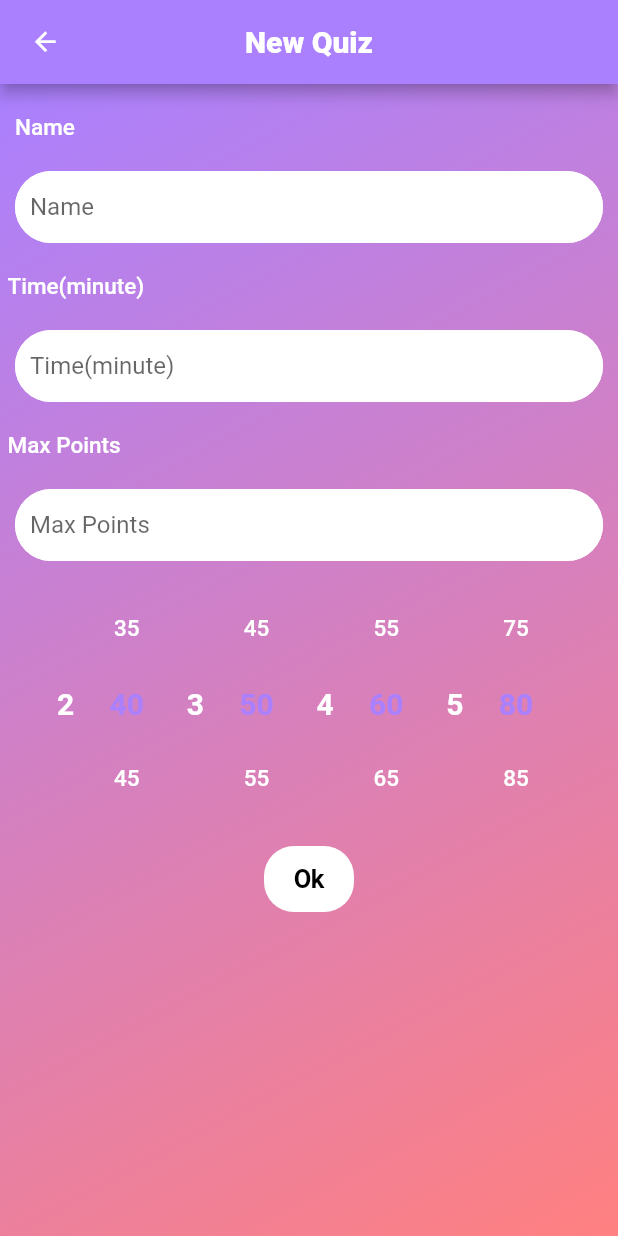
After one commit to noemisip/studiees, a Flutter app: the NewQuizPage screen opened directly, on a phone screen of 412 x 824 dp. The commit adds this screen. Run offline on Flutter 3.47's test engine with Material 2 defaults, Android fonts, the phone set to English and light mode, and no system bars; drawn by our look-alikes of numberpicker; our stand-ins replace cloud_firestore, easy_localization, firebase_auth, firebase_core; accounts and stored records are empty.

Commit message:
quiz + question entities

```diff
--- /dev/null
+++ b/lib/adapter/quiz_adapter.dart
@@ -0,0 +1,29 @@
+import 'package:cloud_firestore/cloud_firestore.dart';
+import 'package:flutter/cupertino.dart';
+import 'package:stud_iees/entities/quiz.dart';
+
+class QuizAdapter extends ChangeNotifier{
+
+  FirebaseFirestore firebaseFirestore = FirebaseFirestore.instance;
+
+  List<QuizModel> quizes = [];
+
+  Future<void> addQuiz(QuizModel quiz, BuildContext context) async{
+    DocumentReference docRef = await firebaseFirestore.collection('Quizes').add(quiz.toMap());
+    quiz.id = docRef.id;
+    quizes.add(quiz);
+    notifyListeners();
+  }
+
+  Future<void> getQuizesBySubject(String subjid) async {
+    List<QuizModel> temp = [];
+    await firebaseFirestore.collection("Quizes").where("subjid", isEqualTo: subjid).get().then((querySnapshot) {
+      querySnapshot.docs.forEach((result) {
+        QuizModel model = QuizModel.fromMap(result);
+        temp.add(model);
+      });
+    });
+    quizes = temp;
+    notifyListeners();
+  }
+}
--- a/lib/entities/quiz.dart
+++ b/lib/entities/quiz.dart
@@ -4,13 +4,13 @@ class QuizModel {
   String? name;
   int? time;
   List<String>? questions;
-  int? fullPoints;
+  int? maxPoints;
   List<int>? grades;
   String? subjid;
   int? result;
 
 
-  QuizModel({this.id, this.type, this.name, this.time, this.questions, this.fullPoints, this.grades, this.subjid, this.result});
+  QuizModel({this.id, this.type, this.name, this.time, this.questions, this.maxPoints, this.grades, this.subjid, this.result});
 
   factory QuizModel.fromMap(map) {
     return QuizModel(
@@ -20,7 +20,7 @@ class QuizModel {
         time: map['time'],
         result: map['result'],
         subjid: map['subjid'],
-        fullPoints: map['full_points'],
+        maxPoints: map['full_points'],
       questions: map["questions"] == null
           ? null : List<String>.from(map["questions"]
           .map((x) => x)),
@@ -38,7 +38,7 @@ class QuizModel {
       'time': time,
       'result': result,
       'subjid': subjid,
-      'full_points': fullPoints,
+      'max_points': maxPoints,
       'questions': questions == null ? null : List<dynamic>.from(questions!.map((x) => x)),
       'grades': grades == null ? null : List<dynamic>.from(grades!.map((x) => x)),
     };
--- a/lib/entities/subject.dart
+++ b/lib/entities/subject.dart
@@ -8,8 +8,9 @@ class SubjectModel {
   String? tid;
   int? current_part;
   String? sid;
+  List<String>? quizes;
 
- SubjectModel({this.name, this.limit, this.credit, this.semester, this.university, this.tid, this.current_part, this.sid});
+ SubjectModel({this.name, this.limit, this.credit, this.semester, this.university, this.tid, this.current_part, this.sid, this.quizes});
 
   factory SubjectModel.fromMap(map) {
     return SubjectModel(
@@ -20,7 +21,10 @@ class SubjectModel {
       tid: map['tid'],
       current_part: map['currentpart'],
       semester: map['semester'],
-      sid: map['sid']
+      sid: map['sid'],
+        quizes: map["quizes"] == null
+            ? null : List<String>.from(map["quizes"]
+            .map((x) => x))
     );
   }
 
@@ -33,7 +37,8 @@ class SubjectModel {
       'tid': tid,
       'currentpart': current_part,
       'semester': semester,
-      'sid': sid
+      'sid': sid,
+      "quizes": quizes == null ? null : List<dynamic>.from(quizes!.map((x) => x)),
     };
   }
 }
--- /dev/null
+++ b/lib/screens/teacher/new_quiz.dart
@@ -0,0 +1,314 @@
+
+import 'package:cloud_firestore/cloud_firestore.dart';
+import 'package:firebase_auth/firebase_auth.dart';
+import 'package:flutter/cupertino.dart';
+import 'package:flutter/material.dart';
+import 'package:numberpicker/numberpicker.dart';
+import 'package:stud_iees/adapter/subject_adapter.dart';
+import 'package:stud_iees/adapter/user_adapter.dart';
+import 'package:stud_iees/entities/subject.dart';
+import '../../adapter/quiz_adapter.dart';
+import '../../colors.dart';
+import 'package:easy_localization/easy_localization.dart';
+
+import '../../entities/quiz.dart';
+import '../../entities/user.dart';
+import '../../widget/my_picker.dart';
+
+
+class NewQuizPage extends StatefulWidget {
+  const NewQuizPage({Key? key}) : super(key: key);
+
+  @override
+  _NewQuizPageState createState() => _NewQuizPageState();
+}
+
+class _NewQuizPageState extends State<NewQuizPage> {
+
+  var name = TextEditingController();
+  var time = TextEditingController();
+  var maxPoints = TextEditingController();
+
+
+  User? user = FirebaseAuth.instance.currentUser;
+  UserModel loggedInUser = UserModel();
+  String? errorMessage;
+  SubjectAdapter subjectAdapter = SubjectAdapter();
+  UserAdapter userAdapter = UserAdapter();
+  QuizAdapter quizAdapter = QuizAdapter();
+
+  int grade2 = 40;
+  int grade3 = 50;
+  int grade4 = 60;
+  int grade5 = 80;
+
+
+  @override
+  void initState() {
+    super.initState();
+    FirebaseFirestore.instance
+        .collection("Users")
+        .doc(user!.uid)
+        .get()
+        .then((value) {
+      loggedInUser = UserModel.fromMap(value.data());
+      setState(() {});
+    });
+  }
+
+  @override
+  Widget build(BuildContext context) {
+    return Scaffold(
+        appBar:  AppBar(
+            backgroundColor: MyColors.background1,
+            centerTitle: true,
+            title: Text(tr('new_quiz'),
+                style: const TextStyle(
+                    color: Colors.white, fontWeight: FontWeight.w800)),
+            leading: CupertinoButton(
+                onPressed: () {
+                  Navigator.of(context).pop();
+                },
+                child: const Icon(Icons.arrow_back, color: Colors.white,))),
+        body: Container(
+          decoration: BoxDecoration(
+              gradient: LinearGradient(
+                  begin: Alignment.topLeft,
+                  end: Alignment.bottomRight,
+                  colors: [MyColors.background1, MyColors.background2])),
+          child: Scaffold(
+            resizeToAvoidBottomInset: false,
+            backgroundColor: Colors.transparent,
+            body: SingleChildScrollView(
+              child: Column(
+                children: [
+                  Column(
+                    mainAxisAlignment: MainAxisAlignment.center,
+                    children: [
+                      Row(
+                        mainAxisAlignment: MainAxisAlignment.start,
+                        children: [
+                          Padding(
+                            padding: const EdgeInsets.fromLTRB(10, 20, 10, 0),
+                            child: Text(tr("name"),
+                                style:
+                                const TextStyle(fontSize: 15, color: Colors.white, fontWeight: FontWeight.w500)),
+                          ),
+                        ],
+                      ),
+                      Padding(
+                        padding: const EdgeInsets.fromLTRB(10, 20, 10, 20),
+                        child: TextFormField(
+                          controller: name,
+                          decoration: InputDecoration(
+                              border: OutlineInputBorder(
+                                borderRadius: BorderRadius.circular(30.0),
+                              ),
+                              focusedBorder: OutlineInputBorder(
+                                borderSide: BorderSide(color: MyColors.background1, width: 2.0),
+                                borderRadius: BorderRadius.circular(30.0),
+                              ),
+                              enabledBorder: OutlineInputBorder(
+                                borderRadius: BorderRadius.circular(30.0),
+                                borderSide: const BorderSide(
+                                  color: Colors.white,
+                                ),
+                              ),
+                              contentPadding: const EdgeInsets.all(10),
+                              filled: true,
+                              hintText: tr("name"),
+                              fillColor: Colors.white),
+                          onSaved: (value) {
+                            name.text = value!;
+                          },
+                        ),
+                      ),
+                      Row(
+                        mainAxisAlignment: MainAxisAlignment.start,
+                        children: [
+                          Padding(
+                            padding: const EdgeInsets.only(left: 5),
+                            child: Text(tr("time"),
+                                style:
+                                const TextStyle(fontSize: 15, color: Colors.white, fontWeight: FontWeight.w500)),
+                          ),
+                        ],
+                      ),
+                      Padding(
+                        padding: const EdgeInsets.fromLTRB(10, 20, 10, 20),
+                        child: TextFormField(
+                          controller: time,
+                          keyboardType: TextInputType.number,
+                          decoration: InputDecoration(
+                              border: OutlineInputBorder(
+                                borderRadius: BorderRadius.circular(30.0),
+                              ),
+                              focusedBorder: OutlineInputBorder(
+                                borderSide: BorderSide(color: MyColors.background1, width: 2.0),
+                                borderRadius: BorderRadius.circular(30.0),
+                              ),
+                              enabledBorder: OutlineInputBorder(
+                                borderRadius: BorderRadius.circular(30.0),
+                                borderSide: const BorderSide(
+                                  color: Colors.white,
+                                ),
+                              ),
+                              contentPadding: const EdgeInsets.all(10),
+                              filled: true,
+                              hintText: tr("time"),
+                              fillColor: Colors.white),
+                          onSaved: (value) {
+                            time.text = value!;
+                          },
+                        ),
+                      ),
+                      Row(
+                        mainAxisAlignment: MainAxisAlignment.start,
+                        children: [
+                          Padding(
+                            padding: const EdgeInsets.only(left: 5),
+                            child: Text(tr("max_points"),
+                                style:
+                                const TextStyle(fontSize: 15, color: Colors.white, fontWeight: FontWeight.w500)),
+                          ),
+                        ],
+                      ),
+                      Padding(
+                        padding: const EdgeInsets.fromLTRB(10, 20, 10, 20),
+                        child: TextFormField(
+                          controller: maxPoints,
+                          keyboardType: TextInputType.number,
+                          decoration: InputDecoration(
+                              border: OutlineInputBorder(
+                                borderRadius: BorderRadius.circular(30.0),
+                              ),
+                              focusedBorder: OutlineInputBorder(
+                                borderSide: BorderSide(color: MyColors.background1, width: 2.0),
+                                borderRadius: BorderRadius.circular(30.0),
+                              ),
+                              enabledBorder: OutlineInputBorder(
+                                borderRadius: BorderRadius.circular(30.0),
+                                borderSide: const BorderSide(
+                                  color: Colors.white,
+                                ),
+                              ),
+                              contentPadding: const EdgeInsets.all(10),
+                              filled: true,
+                              hintText: tr("max_points"),
+                              fillColor: Colors.white),
+                          onSaved: (value) {
+                            maxPoints.text = value!;
+                          },
+                        ),
+                      ),
+                      IntrinsicWidth(
+                        child: Row(
+                          children: [
+                            const Padding(
+                              padding:  EdgeInsets.only(left: 5),
+                              child: Text("2",
+                                  style:
+                                 TextStyle(fontSize: 20, color: Colors.white, fontWeight: FontWeight.w700)),
+                            ),
+                            NumberPicker(
+                              itemWidth: 70,
+                              textStyle: TextStyle(fontSize: 15, color: Colors.white, fontWeight: FontWeight.w500),
+                              selectedTextStyle: TextStyle(fontSize: 20, color: MyColors.background1, fontWeight: FontWeight.w700),
+                              step: 5,
+                              value: grade2,
+                              minValue: 0,
+                              maxValue: 100,
+                              onChanged: (value) => setState(() => grade2 = value),
+                            ),
+                            const Padding(
+                              padding:  EdgeInsets.only(left: 5),
+                              child: Text("3",
+                                  style:
+                                  TextStyle(fontSize: 20, color: Colors.white, fontWeight: FontWeight.w700)),
+                            ),
+                            NumberPicker(
+                              itemWidth: 70,
+                              textStyle: TextStyle(fontSize: 15, color: Colors.white, fontWeight: FontWeight.w500),
+                              selectedTextStyle: TextStyle(fontSize: 20, color: MyColors.background1, fontWeight: FontWeight.w700),
+                              step: 5,
+                              value: grade3,
+                              minValue: 0,
+                              maxValue: 100,
+                              onChanged: (value) => setState(() => grade3 = value),
+                            ),
+                            const Padding(
+                              padding:  EdgeInsets.only(left: 5),
+                              child: Text("4",
+                                  style:
+                                  TextStyle(fontSize: 20, color: Colors.white, fontWeight: FontWeight.w700)),
+                            ),
+                            NumberPicker(
+                              itemWidth: 70,
+                              textStyle: TextStyle(fontSize: 15, color: Colors.white, fontWeight: FontWeight.w500),
+                              selectedTextStyle: TextStyle(fontSize: 20, color: MyColors.background1, fontWeight: FontWeight.w700),
+                              step: 5,
+                              value: grade4,
+                              minValue: 0,
+                              maxValue: 100,
+                              onChanged: (value) => setState(() => grade4 = value),
+                            ),
+                            const Padding(
+                              padding:  EdgeInsets.only(left: 5),
+                              child: Text("5",
+                                  style:
+                                  TextStyle(fontSize: 20, color: Colors.white, fontWeight: FontWeight.w700)),
+                            ),
+                            NumberPicker(
+                              itemWidth: 70,
+                              textStyle: TextStyle(fontSize: 15, color: Colors.white, fontWeight: FontWeight.w500),
+                              selectedTextStyle: TextStyle(fontSize: 20, color: MyColors.background1, fontWeight: FontWeight.w700),
+                              step: 5,
+                              value: grade5,
+                              minValue: 0,
+                              maxValue: 100,
+                              onChanged: (value) => setState(() => grade5 = value),
+                            ),
+                          ],
+                        ),
+                      ),
+                      Padding(
+                        padding: const EdgeInsets.all(20),
+                        child: CupertinoButton(
+                          child: const Text(
+                            "Ok",
+                            style: TextStyle(color: Colors.black, fontWeight: FontWeight.w600),
+                          ),
+                          color: Colors.white,
+                          onPressed: () {
+
+                            QuizModel quizModel = QuizModel();
+                            quizModel.maxPoints = int.parse(maxPoints.text);
+                            quizModel.time = int.parse(time.text);
+                            quizModel.name = name.text;
+                            List<int> temp= [];
+                            temp.add(grade2);
+                           temp.add(grade3);
+                           temp.add(grade4);
+                            temp.add(grade5);
+                            quizModel.grades = temp;
+
+                            quizAdapter.addQuiz(quizModel, context).whenComplete(() {
+                              maxPoints.clear();
+                              time.clear();
+                              name.clear();
+                            });
+
+                          },
+                          padding: const EdgeInsets.fromLTRB(20, 5, 20, 5),
+                          borderRadius: BorderRadius.all(const Radius.circular(20)),
+                        ),
+                      ),
+                    ],
+                  ),
+                ],
+              ),
+            ),
+          ),
+        ));
+  }
+}
--- a/pubspec.yaml
+++ b/pubspec.yaml
@@ -42,6 +42,7 @@ dependencies:
   flutter:
     sdk: flutter
   fluttertoast: ^8.0.9
+  numberpicker: ^2.1.1
 
 
 
```
Also changed, not shown: lib/adapter/question_adapter.dart (added, +30 -0 lines), lib/assets/langs/en.json (+7 -1 lines), lib/assets/langs/hu.json (+7 -2 lines), lib/screens/selected_subject_page.dart (added, +85 -0 lines), lib/screens/subjects_page.dart (+9 -1 lines), pubspec.lock.
